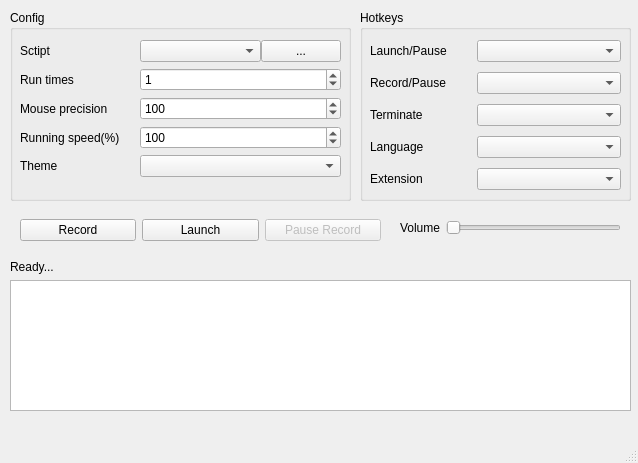
The window that UIView.ui (taojy123/KeymouseGo) describes before a commit, drawn with Qt 5.
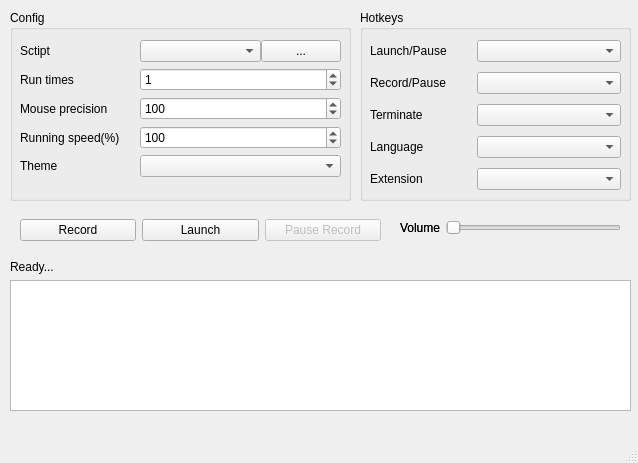
The same window after the commit. Icons and pictures are not drawn.

Commit message: refactor:Use QMediaPlayer to play tunes

```diff
--- a/UIView.ui
+++ b/UIView.ui
@@ -352,6 +352,32 @@
      </item>
     </layout>
    </widget>
+   <widget class="QWidget" name="formLayoutWidget_3">
+    <property name="geometry">
+     <rect>
+      <x>400</x>
+      <y>220</y>
+      <width>221</width>
+      <height>31</height>
+     </rect>
+    </property>
+    <layout class="QFormLayout" name="formLayout_3">
+     <item row="0" column="0">
+      <widget class="QLabel" name="label_volume">
+       <property name="text">
+        <string>Volume</string>
+       </property>
+      </widget>
+     </item>
+     <item row="0" column="1">
+      <widget class="QSlider" name="volumeSlider">
+       <property name="orientation">
+        <enum>Qt::Horizontal</enum>
+       </property>
+      </widget>
+     </item>
+    </layout>
+   </widget>
   </widget>
   <widget class="QMenuBar" name="menubar">
    <property name="geometry">
```
The commit also changes 2 other files.
